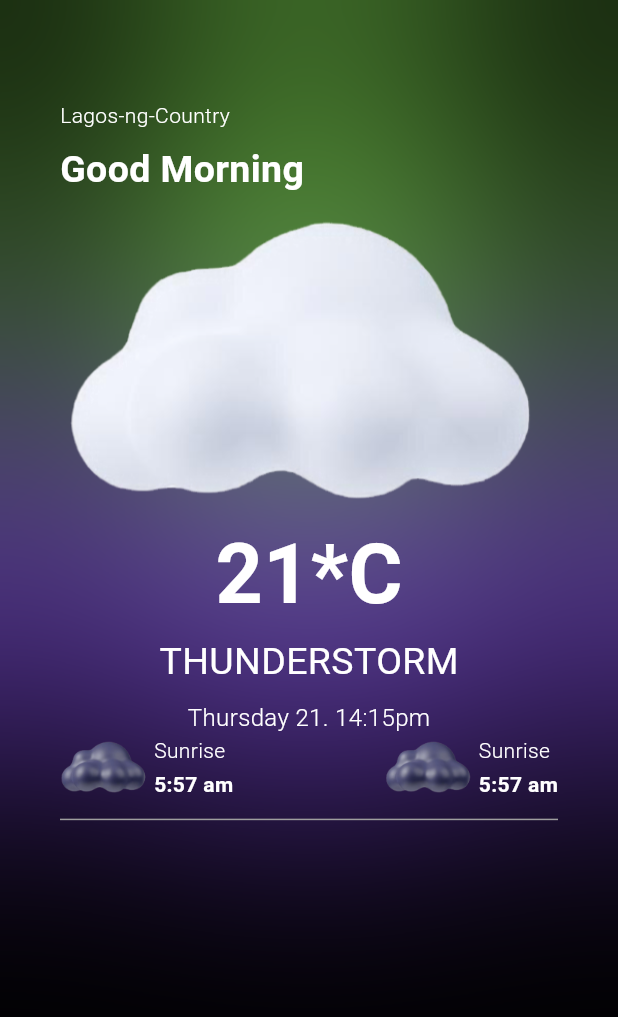
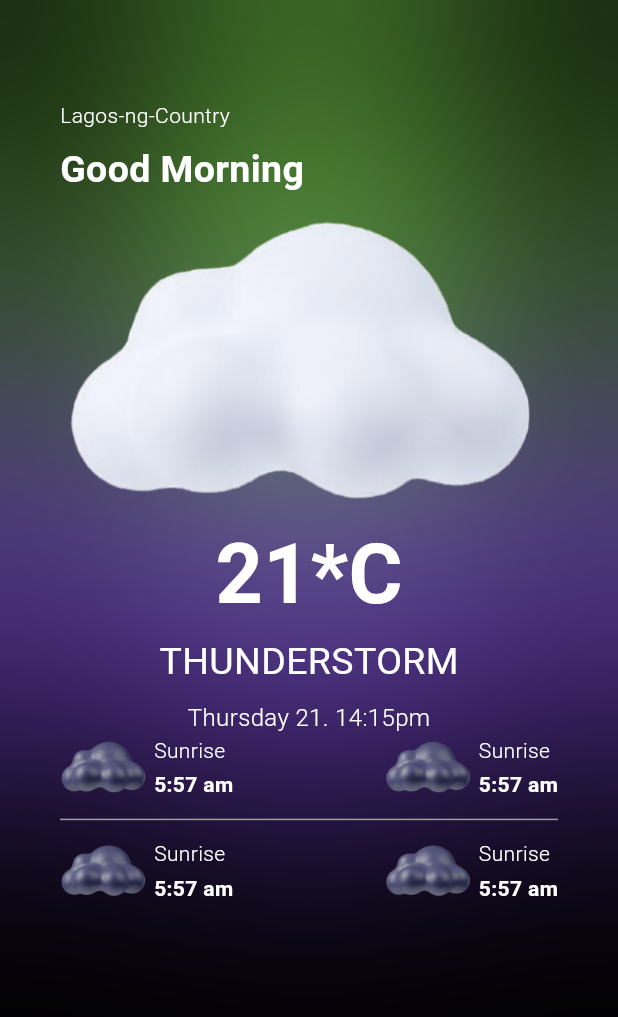
Before and after one commit to summydev/weatherapp_bloc, a Flutter app: the screen it shows after launch, on a phone screen of 412 x 824 dp. Shown: the top 1017 px of the screen. Run offline on Flutter 3.47's test engine with Material 3 defaults, Android fonts, the phone set to English and light mode, and no system bars; our stand-ins replace bloc, equatable.

Commit message:
updated UI

```diff
--- a/lib/screens/home_screens.dart
+++ b/lib/screens/home_screens.dart
@@ -170,8 +170,64 @@ class HomeScreens extends StatelessWidget {
                             vertical: 5.0
                           ),
                           child: Divider(color: Colors.grey)
-                        )
-                      ]),),
+                        ),
+                        Row(
+                          mainAxisAlignment: MainAxisAlignment.spaceBetween,
+                          children: [
+                            Row(children: [
+                              Image.asset(
+                                'assets/img2.png',
+                                scale: 8,
+                              ),
+                              const SizedBox(width: 5),
+                              const Column(
+                                  crossAxisAlignment:
+                                  CrossAxisAlignment.start,
+                                  children: [
+                                    Text(
+                                      'Sunrise',
+                                      style: TextStyle(
+                                          color: Colors.white,
+                                          fontWeight: FontWeight.w300),
+                                    ),
+                                    SizedBox(height: 3),
+                                    Text(
+                                      '5:57 am',
+                                      style: TextStyle(
+                                          color: Colors.white,
+                                          fontWeight: FontWeight.w700),
+                                    ),
+                                  ])
+                            ]),
+                            Row(children: [
+                              Image.asset(
+                                'assets/img2.png',
+                                scale: 8,
+                              ),
+                              const SizedBox(width: 5),
+                              const Column(
+                                  crossAxisAlignment:
+                                  CrossAxisAlignment.start,
+                                  children: [
+                                    Text(
+                                      'Sunrise',
+                                      style: TextStyle(
+                                          color: Colors.white,
+                                          fontWeight: FontWeight.w300),
+                                    ),
+                                    SizedBox(height: 3),
+                                    Text(
+                                      '5:57 am',
+                                      style: TextStyle(
+                                          color: Colors.white,
+                                          fontWeight: FontWeight.w700),
+                                    ),
+                                  ])
+                            ])
+
+                          ],),
+
+                      ],),),
             ],
           ),
         ),
```
